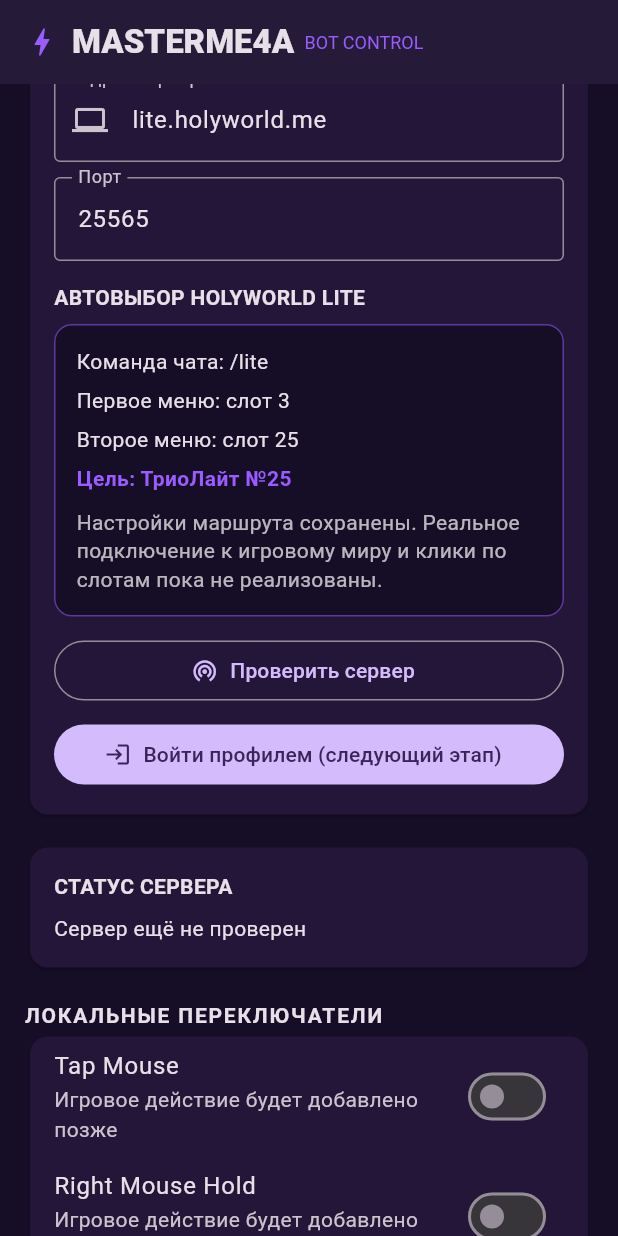
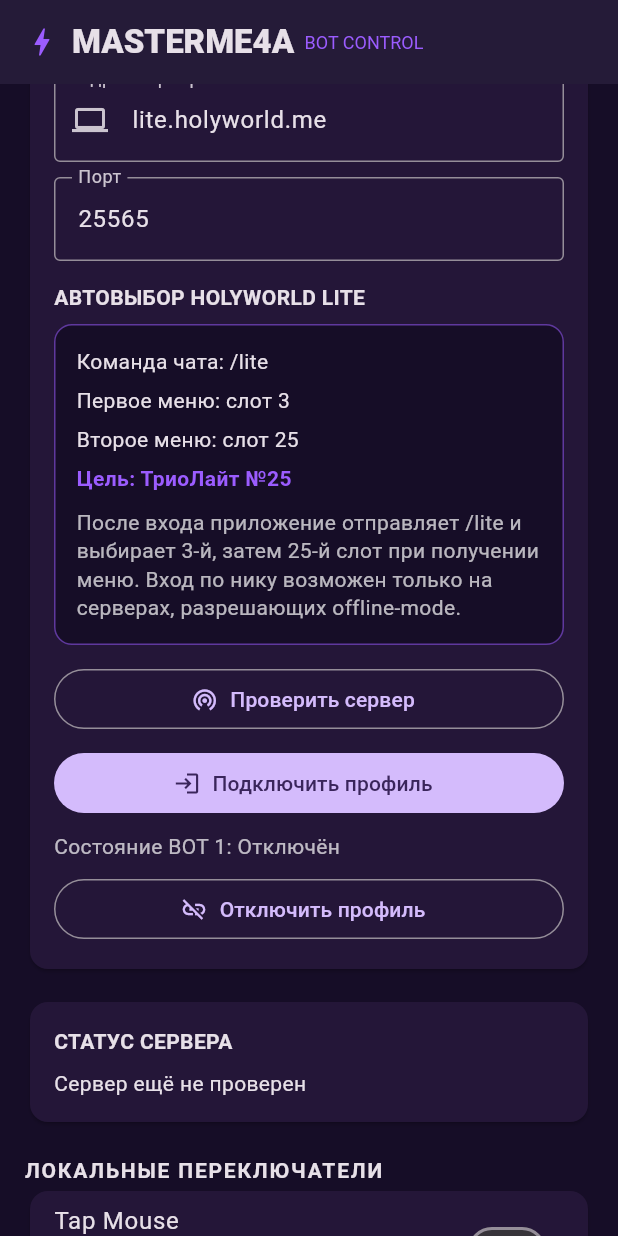
Before and after one commit to cheburk199-web/Masterme4a-bots, a Flutter app: the screen it shows after launch, scrolled down 576 dp, on a phone screen of 412 x 824 dp. Run offline on Flutter 3.47's test engine with Material 3 defaults, Android fonts, the phone set to English and light mode, and no system bars.

Commit message:
Connect bot profiles using Minecraft Java 1.21.4 protocol

```diff
--- a/lib/main.dart
+++ b/lib/main.dart
@@ -2,6 +2,7 @@ import 'dart:async';
 import 'dart:convert';
 import 'dart:io';
 import 'package:flutter/material.dart';
+import 'package:flutter/services.dart';
 
 void main() => runApp(const Masterme4aApp());
 const purple = Color(0xFF9B5CFF);
@@ -144,7 +145,9 @@ class Dashboard extends StatefulWidget {
 }
 
 class _DashboardState extends State<Dashboard> {
+  static const MethodChannel _botChannel = MethodChannel('masterme4a/bot_control');
   final bots = List.generate(5, (i) => BotProfile(i + 1));
+  final botMessages = List<String>.filled(5, 'Отключён');
   final host = TextEditingController(text: 'lite.holyworld.me');
   final port = TextEditingController(text: '25565');
   int active = 0;
@@ -155,6 +158,21 @@ class _DashboardState extends State<Dashboard> {
   int? onlinePlayers;
   int? maxPlayers;
   BotProfile get current => bots[active];
+
+  @override
+  void initState() {
+    super.initState();
+    _botChannel.setMethodCallHandler((call) async {
+      if (call.method == 'botStatus' && mounted) {
+        final data = Map<String, dynamic>.from(call.arguments as Map);
+        final id = data['botId'] as int?;
+        final message = data['message']?.toString() ?? 'Нет данных';
+        if (id != null && id >= 0 && id < botMessages.length) {
+          setState(() => botMessages[id] = message);
+        }
+      }
+    });
+  }
 
   @override
   void dispose() {
@@ -208,12 +226,43 @@ class _DashboardState extends State<Dashboard> {
     }
   }
 
-  void startConnection() {
+  Future<void> startConnection() async {
     if (mode == ConnectionMode.microsoft) {
-      notice('Microsoft OAuth ещё не реализован. Не вводи пароль в приложение.');
+      notice('Microsoft OAuth ещё не подключён. Не вводи пароль в приложение.');
       return;
     }
-    notice('Маршрут настроен: /lite → слот 3 → слот 25. Игровой вход и отправка кликов ещё не реализованы.');
+    final nickname = current.nickname.text.trim();
+    final address = host.text.trim();
+    final serverPort = int.tryParse(port.text.trim());
+    if (nickname.isEmpty || address.isEmpty || serverPort == null || serverPort < 1 || serverPort > 65535) {
+      notice('Проверь ник, адрес сервера и порт.');
+      return;
+    }
+    setState(() => botMessages[active] = 'Запуск подключения…');
+    try {
+      await _botChannel.invokeMethod<bool>('connectBot', {
+        'botId': active,
+        'nickname': nickname,
+        'host': address,
+        'port': serverPort,
+      });
+      notice('Подключение профиля \${active + 1} запущено.');
+    } on PlatformException catch (error) {
+      setState(() => botMessages[active] = error.message ?? 'Ошибка подключения');
+      notice(error.message ?? 'Не удалось запустить бота.');
+    } catch (error) {
+      setState(() => botMessages[active] = 'Ошибка: $error');
+      notice('Ошибка запуска: $error');
+    }
+  }
+
+  Future<void> disconnectCurrent() async {
+    try {
+      await _botChannel.invokeMethod<bool>('disconnectBot', {'botId': active});
+      if (mounted) setState(() => botMessages[active] = 'Отключён');
+    } catch (error) {
+      notice('Не удалось отключить профиль: $error');
+    }
   }
 
   @override
@@ -234,7 +283,7 @@ class _DashboardState extends State<Dashboard> {
         Card(color: panel, child: const ListTile(
           leading: Icon(Icons.dns, color: purple, size: 32),
           title: Text('Minecraft Java 1.21.4', style: TextStyle(fontWeight: FontWeight.bold)),
-          subtitle: Text('Сетевой модуль: Status Ping (без входа в мир)'),
+          subtitle: Text('Сетевой модуль: MCProtocolLib · Java 1.21.4'),
           trailing: Chip(label: Text('ЭТАП 1')),
         )),
         const SizedBox(height: 18),
@@ -293,7 +342,7 @@ class _DashboardState extends State<Dashboard> {
                   SizedBox(height: 6),
                   Text('Цель: ТриоЛайт №25', style: TextStyle(fontWeight: FontWeight.bold, color: purple)),
                   SizedBox(height: 10),
-                  Text('Настройки маршрута сохранены. Реальное подключение к игровому миру и клики по слотам пока не реализованы.',
+                  Text('После входа приложение отправляет /lite и выбирает 3-й, затем 25-й слот при получении меню. Вход по нику возможен только на серверах, разрешающих offline-mode.',
                     style: TextStyle(color: Colors.white70, height: 1.35)),
                 ],
               ),
@@ -307,7 +356,13 @@ class _DashboardState extends State<Dashboard> {
             const SizedBox(height: 8),
             SizedBox(width: double.infinity, child: FilledButton.icon(
               onPressed: startConnection, icon: const Icon(Icons.login),
-              label: const Text('Войти профилем (следующий этап)'))),
+              label: const Text('Подключить профиль'))),
+            const SizedBox(height: 8),
+            Text('Состояние BOT ${active + 1}: ${botMessages[active]}', style: const TextStyle(color: Colors.white70)),
+            const SizedBox(height: 8),
+            SizedBox(width: double.infinity, child: OutlinedButton.icon(
+              onPressed: disconnectCurrent, icon: const Icon(Icons.link_off),
+              label: const Text('Отключить профиль'))),
           ]),
         )),
         const SizedBox(height: 14),
@@ -338,7 +393,7 @@ class _DashboardState extends State<Dashboard> {
         const Card(color: panel, child: Padding(
           padding: EdgeInsets.all(14),
           child: Text(
-            'Сейчас приложение проверяет доступность сервера через Minecraft Status Ping. Оно ещё не входит в игровой мир и не отправляет команду /lite или клики по слотам. Для следующего этапа нужна полноценная реализация Login/Play протокола 1.21.4 с разрешённой сервером авторизацией.',
+            'Игровое подключение реализовано через MCProtocolLib для Java 1.21.4. Режим по нику работает только если сервер разрешает offline-mode; он не обходит online-mode и не подменяет Microsoft-авторизацию. Если сервер требует лицензионный вход, бот будет отклонён. Microsoft OAuth пока не реализован.',
             style: TextStyle(color: Colors.white70, height: 1.4)),
         )),
       ]),
```
